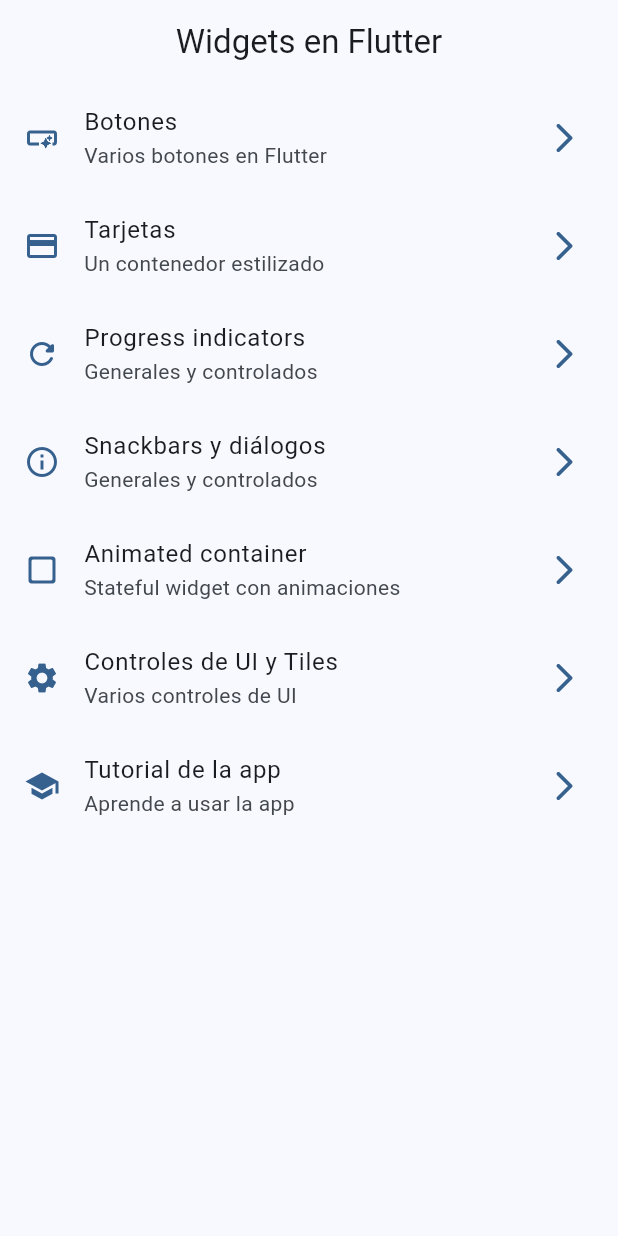
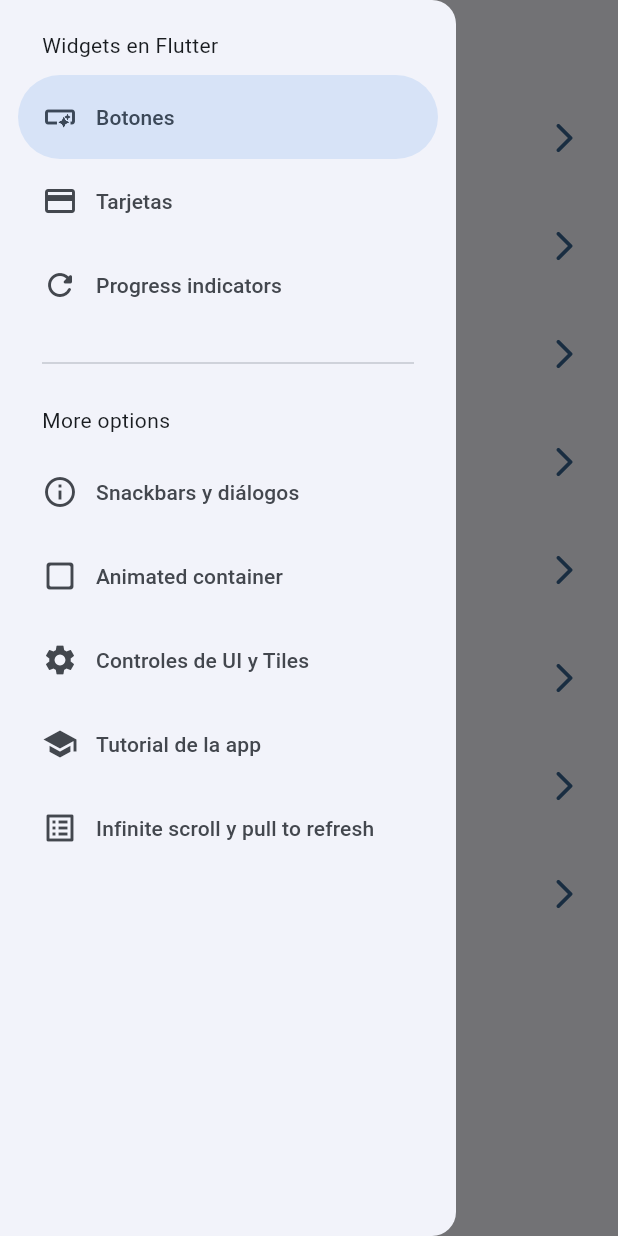
Before and after one commit to avazquezm/flutter_widgets_app, a Flutter app: the screen it shows after launch, with the side drawer open (before the commit the screen has no drawer), on a phone screen of 412 x 824 dp. Run offline on Flutter 3.47's test engine with Material 3 defaults, Android fonts, the phone set to English and light mode, and no system bars; our stand-ins replace animate_do, go_router.

Commit message:
Add Infinite Scroll feature

```diff
--- a/lib/config/menu/menu_item.dart
+++ b/lib/config/menu/menu_item.dart
@@ -58,4 +58,10 @@ const List<MenuItem> appMenuItems = [
     link: AppTutorialScreen.name,
     icon: Icons.school,
   ),
+  MenuItem(
+    title: 'Infinite scroll y pull to refresh',
+    subTitle: 'Listas infinitas y recarga de datos',
+    link: InfiniteScrollScreen.name,
+    icon: Icons.list_alt,
+  ),
 ];
--- a/lib/config/router/app_router.dart
+++ b/lib/config/router/app_router.dart
@@ -45,5 +45,10 @@ final appRouter = GoRouter(
       name: AppTutorialScreen.name,
       builder: (context, state) => const AppTutorialScreen(),
     ),
+    GoRoute(
+      path: '/infinite',
+      name: InfiniteScrollScreen.name,
+      builder: (context, state) => const InfiniteScrollScreen(),
+    ),
   ],
 );
--- a/lib/presentation/screens/home/home_screen.dart
+++ b/lib/presentation/screens/home/home_screen.dart
@@ -1,6 +1,7 @@
 import 'package:flutter/material.dart';
 import 'package:go_router/go_router.dart';
 import 'package:widgets_app/config/menu/menu_item.dart';
+import 'package:widgets_app/presentation/widgets/side_menu.dart';
 
 class HomeScreen extends StatelessWidget {
   static const name = 'HomeScreen';
@@ -9,11 +10,15 @@ class HomeScreen extends StatelessWidget {
 
   @override
   Widget build(BuildContext context) {
+    final scaffoldKey = GlobalKey<ScaffoldState>();
+
     return Scaffold(
+      key: scaffoldKey,
       appBar: AppBar(
         title: const Text('Widgets en Flutter'),
       ),
       body: const _HomeView(),
+      drawer: SideMenu(scaffoldKey: scaffoldKey),
     );
   }
 }
--- /dev/null
+++ b/lib/presentation/widgets/side_menu.dart
@@ -0,0 +1,61 @@
+import 'package:flutter/material.dart';
+import 'package:go_router/go_router.dart';
+import 'package:widgets_app/config/menu/menu_item.dart';
+
+class SideMenu extends StatefulWidget {
+  final GlobalKey<ScaffoldState> scaffoldKey;
+
+  const SideMenu({
+    super.key,
+    required this.scaffoldKey,
+  });
+
+  @override
+  State<SideMenu> createState() => _SideMenuState();
+}
+
+class _SideMenuState extends State<SideMenu> {
+  int _navDrawerIndex = 0;
+
+  @override
+  Widget build(BuildContext context) {
+    final hasNotch = MediaQuery.of(context).viewPadding.top > 35;
+
+    return NavigationDrawer(
+        selectedIndex: _navDrawerIndex,
+        onDestinationSelected: (int index) {
+          setState(() {
+            _navDrawerIndex = index;
+          });
+          final menuItem = appMenuItems[index];
+          context.pushNamed(menuItem.link);
+          widget.scaffoldKey.currentState!.closeDrawer();
+        },
+        children: [
+          Padding(
+            padding: EdgeInsets.fromLTRB(28, hasNotch ? 5 : 20, 16, 10),
+            child: const Text('Widgets en Flutter'),
+          ),
+          ...appMenuItems.sublist(0, 3).map(
+                (item) => NavigationDrawerDestination(
+                  icon: Icon(item.icon),
+                  label: Text(item.title),
+                ),
+              ),
+          const Padding(
+            padding: EdgeInsets.fromLTRB(28, 16, 28, 10),
+            child: Divider(),
+          ),
+          const Padding(
+            padding: EdgeInsets.fromLTRB(28, 10, 16, 10),
+            child: Text('More options'),
+          ),
+          ...appMenuItems.sublist(3).map(
+                (item) => NavigationDrawerDestination(
+                  icon: Icon(item.icon),
+                  label: Text(item.title),
+                ),
+              ),
+        ]);
+  }
+}
```
Also changed, not shown: lib/presentation/screens/infinite_scroll/infinite_scroll_screen.dart (+120 -4 lines), lib/presentation/screens/progress/progress_screen.dart (+6 -4 lines).
